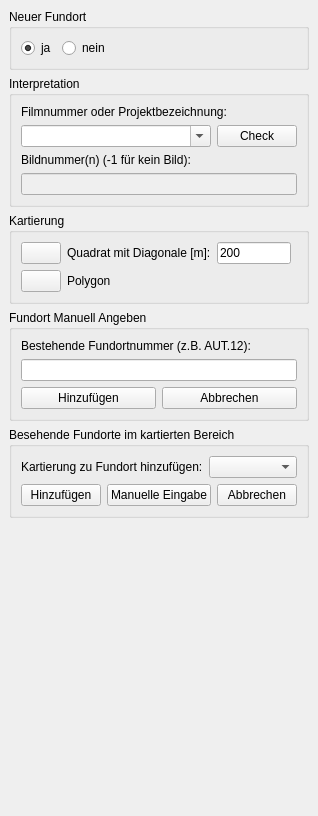
Before: the Qt Designer form APIS/forms/apis_site_mapping_form.ui in APIS-Luftbildarchiv/APIS, drawn with Qt 5.
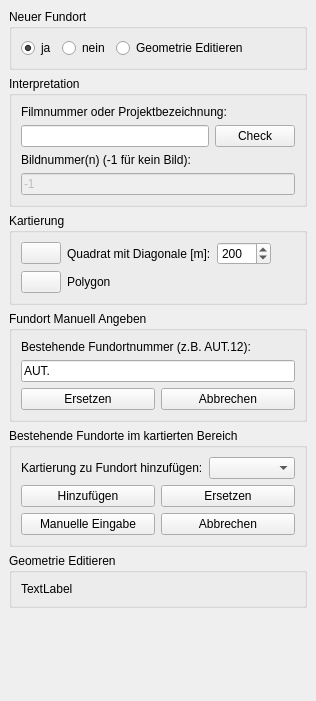
After: the same form once the commit is applied. Icons and pictures are not drawn.

```diff
--- a/APIS/forms/apis_site_mapping_form.ui
+++ b/APIS/forms/apis_site_mapping_form.ui
@@ -7,7 +7,7 @@
     <x>0</x>
     <y>0</y>
     <width>316</width>
-    <height>816</height>
+    <height>701</height>
    </rect>
   </property>
   <property name="windowTitle">
@@ -40,6 +40,13 @@
            </property>
           </widget>
          </item>
+         <item>
+          <widget class="QRadioButton" name="uiEditGeometryRBtn">
+           <property name="text">
+            <string>Geometrie Editieren</string>
+           </property>
+          </widget>
+         </item>
          <item>
           <spacer name="horizontalSpacer">
            <property name="orientation">
@@ -74,17 +81,7 @@
        <item>
         <layout class="QHBoxLayout" name="horizontalLayout_2">
          <item>
-          <widget class="QComboBox" name="comboBox">
-           <property name="sizePolicy">
-            <sizepolicy hsizetype="Expanding" vsizetype="Fixed">
-             <horstretch>0</horstretch>
-             <verstretch>0</verstretch>
-            </sizepolicy>
-           </property>
-           <property name="editable">
-            <bool>true</bool>
-           </property>
-          </widget>
+          <widget class="QLineEdit" name="uiFilmOrProjectEdit"/>
          </item>
          <item>
           <widget class="QPushButton" name="pushButton">
@@ -115,6 +112,12 @@
            <property name="enabled">
             <bool>false</bool>
            </property>
+           <property name="text">
+            <string>-1</string>
+           </property>
+           <property name="placeholderText">
+            <string/>
+           </property>
           </widget>
          </item>
         </layout>
@@ -155,9 +158,15 @@
           </widget>
          </item>
          <item>
-          <widget class="QLineEdit" name="lineEdit_2">
-           <property name="text">
-            <string>200</string>
+          <widget class="QSpinBox" name="uiDiagonalSpn">
+           <property name="minimum">
+            <number>1</number>
+           </property>
+           <property name="maximum">
+            <number>9999</number>
+           </property>
+           <property name="value">
+            <number>200</number>
            </property>
           </widget>
          </item>
@@ -189,7 +198,7 @@
            </property>
            <property name="iconSize">
             <size>
-             <width>24</width>
+             <width>20</width>
              <height>24</height>
             </size>
            </property>
@@ -225,6 +234,9 @@
       <property name="enabled">
        <bool>true</bool>
       </property>
+      <property name="autoFillBackground">
+       <bool>false</bool>
+      </property>
       <property name="title">
        <string>Fundort Manuell Angeben</string>
       </property>
@@ -239,7 +251,14 @@
        <item>
         <layout class="QHBoxLayout" name="horizontalLayout_9">
          <item>
-          <widget class="QLineEdit" name="lineEdit_3"/>
+          <widget class="QLineEdit" name="uiProvidedSiteNumberEdit">
+           <property name="text">
+            <string>AUT.</string>
+           </property>
+           <property name="placeholderText">
+            <string>AUT.</string>
+           </property>
+          </widget>
          </item>
         </layout>
        </item>
@@ -248,7 +267,7 @@
          <item>
           <widget class="QPushButton" name="pushButton_4">
            <property name="text">
-            <string>Hinzufügen</string>
+            <string>Ersetzen</string>
            </property>
           </widget>
          </item>
@@ -267,7 +286,7 @@
     <item>
      <widget class="QGroupBox" name="uiAddToSiteByIntersectionGrp">
       <property name="title">
-       <string>Besehende Fundorte im kartierten Bereich</string>
+       <string>Bestehende Fundorte im kartierten Bereich</string>
       </property>
       <layout class="QVBoxLayout" name="verticalLayout_4">
        <item>
@@ -294,14 +313,25 @@
           </widget>
          </item>
          <item>
-          <widget class="QPushButton" name="pushButton_6">
+          <widget class="QPushButton" name="uiReplaceSelectedSiteBtn">
+           <property name="text">
+            <string>Ersetzen</string>
+           </property>
+          </widget>
+         </item>
+        </layout>
+       </item>
+       <item>
+        <layout class="QHBoxLayout" name="horizontalLayout_10">
+         <item>
+          <widget class="QPushButton" name="uiProvideSiteManuallyBtn">
            <property name="text">
             <string>Manuelle Eingabe</string>
            </property>
           </widget>
          </item>
          <item>
-          <widget class="QPushButton" name="pushButton_7">
+          <widget class="QPushButton" name="uiCancelSelectedEditingBtn">
            <property name="text">
             <string>Abbrechen</string>
            </property>
@@ -312,6 +342,22 @@
       </layout>
      </widget>
     </item>
+    <item>
+     <widget class="QGroupBox" name="uiEditGeometryGrp">
+      <property name="title">
+       <string>Geometrie Editieren</string>
+      </property>
+      <layout class="QVBoxLayout" name="verticalLayout_7">
+       <item>
+        <widget class="QLabel" name="label">
+         <property name="text">
+          <string>TextLabel</string>
+         </property>
+        </widget>
+       </item>
+      </layout>
+     </widget>
+    </item>
     <item>
      <spacer name="verticalSpacer">
       <property name="orientation">
```
Left out of the diff: 18 changed lines with no effect on the pictures.
